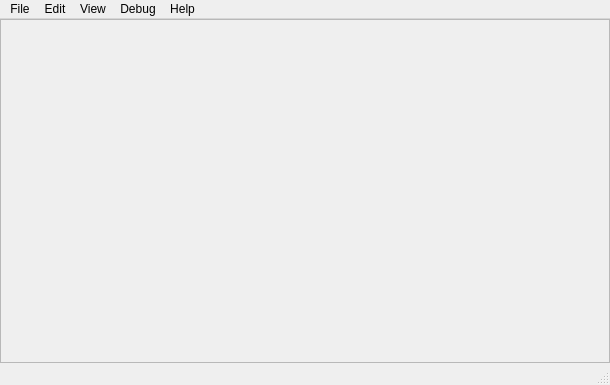
The window that anna_graphica/lscseditor.ui (matrixsmaster/ANNA) describes before a commit, drawn with Qt 5.
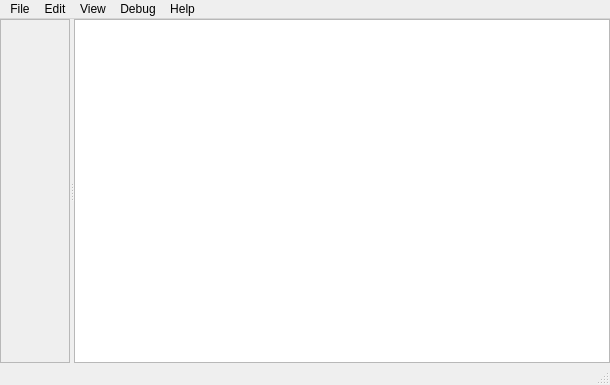
The same window after the commit. Icons and pictures are not drawn.

Commit message: GUI: updated, fixed a few bugs and added user-defined multi-user token

```diff
--- a/anna_graphica/lscseditor.ui
+++ b/anna_graphica/lscseditor.ui
@@ -81,6 +81,16 @@
     </widget>
    </item>
    <item>
+    <widget class="QSplitter" name="splitter">
+     <property name="sizePolicy">
+      <sizepolicy hsizetype="Expanding" vsizetype="Expanding">
+       <horstretch>0</horstretch>
+       <verstretch>0</verstretch>
+      </sizepolicy>
+     </property>
+     <property name="orientation">
+      <enum>Qt::Horizontal</enum>
+     </property>
     <widget class="QScrollArea" name="scroll">
      <property name="widgetResizable">
       <bool>true</bool>
@@ -90,7 +100,7 @@
        <rect>
         <x>0</x>
         <y>0</y>
-        <width>608</width>
+         <width>68</width>
         <height>335</height>
        </rect>
       </property>
@@ -123,6 +133,8 @@
       </layout>
      </widget>
     </widget>
+     <widget class="QTextEdit" name="script"/>
+    </widget>
    </item>
    <item>
     <widget class="QStatusBar" name="statusbar"/>
```
Left out of the diff: 6 changed lines with no effect on the pictures. Lines whose indentation alone changed are shown as unchanged. The commit also changes 6 other files.
